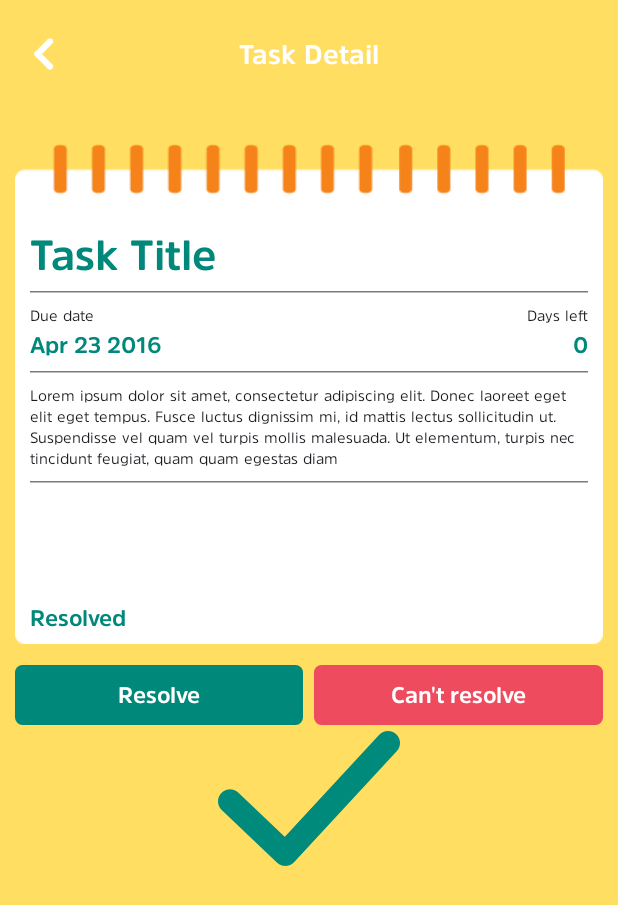
After one commit to sams3p10l/pov-smart-tasks, an Android app built with Jetpack Compose: the composable TaskDetailsScreen shown on its own in the app's theme, on a phone screen of 412 x 824 dp. The commit adds this screen. Shown: the top 905 px of the screen. Run offline under Robolectric (Android 15) with nearby library versions, the phone set to English and light mode, and no system bars; network calls fail.

Commit message:
add TaskDetailsScreen.kt (wip); bump dependencies

```diff
--- /dev/null
+++ b/app/src/main/java/com/example/smarttasks/ui/composable/TaskDetailsScreen.kt
@@ -0,0 +1,177 @@
+package com.example.smarttasks.ui.composable
+
+import androidx.compose.foundation.Image
+import androidx.compose.foundation.background
+import androidx.compose.foundation.clickable
+import androidx.compose.foundation.layout.Arrangement
+import androidx.compose.foundation.layout.Box
+import androidx.compose.foundation.layout.Column
+import androidx.compose.foundation.layout.Row
+import androidx.compose.foundation.layout.RowScope
+import androidx.compose.foundation.layout.Spacer
+import androidx.compose.foundation.layout.fillMaxSize
+import androidx.compose.foundation.layout.fillMaxWidth
+import androidx.compose.foundation.layout.height
+import androidx.compose.foundation.layout.padding
+import androidx.compose.foundation.shape.RoundedCornerShape
+import androidx.compose.material3.Button
+import androidx.compose.material3.ButtonDefaults
+import androidx.compose.material3.HorizontalDivider
+import androidx.compose.material3.MaterialTheme
+import androidx.compose.material3.Text
+import androidx.compose.runtime.Composable
+import androidx.compose.ui.Alignment
+import androidx.compose.ui.Modifier
+import androidx.compose.ui.graphics.Color
+import androidx.compose.ui.layout.ContentScale
+import androidx.compose.ui.res.painterResource
+import androidx.compose.ui.tooling.preview.Preview
+import androidx.compose.ui.unit.sp
+import com.example.smarttasks.R
+import com.example.smarttasks.ui.theme.CornerRadius
+import com.example.smarttasks.ui.theme.Green
+import com.example.smarttasks.ui.theme.Headline
+import com.example.smarttasks.ui.theme.PaddingLarge
+import com.example.smarttasks.ui.theme.PaddingMedium
+import com.example.smarttasks.ui.theme.PaddingSmall
+import com.example.smarttasks.ui.theme.Red
+import com.example.smarttasks.ui.theme.SmartTasksTheme
+import com.example.smarttasks.ui.theme.SpacerExtraLarge
+import com.example.smarttasks.ui.theme.SpacerLarge
+import com.example.smarttasks.ui.theme.TitleExtraLarge
+import com.example.smarttasks.ui.theme.White
+import com.example.smarttasks.ui.theme.Yellow
+
+@Composable
+fun TaskDetailsScreen(
+    modifier: Modifier = Modifier,
+    onBack: () -> Unit
+) {
+    Column(
+        modifier = modifier
+            .fillMaxSize()
+            .background(Yellow) //todo replace with MaterialTheme
+            .padding(horizontal = PaddingMedium, vertical = PaddingLarge),
+        horizontalAlignment = Alignment.CenterHorizontally
+    ) {
+        Box(
+            modifier = Modifier.fillMaxWidth()
+        ) {
+            Image(
+                painterResource(R.drawable.arrow_left),
+                contentDescription = "Arrow to the left",
+                modifier = Modifier
+                    .align(Alignment.CenterStart)
+                    .clickable(onClick = onBack)
+            )
+            Text(
+                text = "Task Detail",
+                style = MaterialTheme.typography.titleLarge,
+                color = White,
+                fontSize = TitleExtraLarge,
+                modifier = Modifier.align(Alignment.Center)
+            )
+        }
+        Spacer(Modifier.height(SpacerLarge))
+        Box(
+            modifier = Modifier.fillMaxWidth()
+        ) {
+            Image(
+                painter = painterResource(R.drawable.task_details),
+                contentDescription = "Background illustration",
+                contentScale = ContentScale.FillWidth,
+                modifier = Modifier.fillMaxWidth()
+            )
+            Column(
+                modifier = Modifier
+                    .matchParentSize()
+                    .padding(
+                        top = SpacerExtraLarge,
+                        start = PaddingMedium,
+                        end = PaddingMedium,
+                        bottom = PaddingMedium
+                    )
+            ) {
+                Text(
+                    text = "Task Title",
+                    color = Green,
+                    style = MaterialTheme.typography.titleLarge,
+                    fontSize = Headline
+                )
+                Spacer(Modifier.height(PaddingMedium))
+                HorizontalDivider() //todo set correct color
+                Spacer(Modifier.height(PaddingMedium))
+                RowDueDate(
+                    dueDate = "Apr 23 2016",
+                    daysLeft = "0",
+                    accentColor = Green
+                )
+                Spacer(Modifier.height(PaddingMedium))
+                HorizontalDivider() //todo set correct color
+                Spacer(Modifier.height(PaddingMedium))
+                Text(
+                    text = "Lorem ipsum dolor sit amet, consectetur adipiscing elit. Donec laoreet eget elit eget tempus. Fusce luctus dignissim mi, id mattis lectus sollicitudin ut. Suspendisse vel quam vel turpis mollis malesuada. Ut elementum, turpis nec tincidunt feugiat, quam quam egestas diam",
+                    style = MaterialTheme.typography.bodyMedium,
+                    lineHeight = 14.sp,
+                )
+                Spacer(Modifier.height(PaddingMedium))
+                HorizontalDivider() //todo set correct color
+                Spacer(Modifier.weight(0.5f))
+//                Spacer(Modifier.height(PaddingMedium))
+                Text(
+                    text = "Resolved",
+                    style = MaterialTheme.typography.titleLarge,
+                    color = Green
+                )
+            }
+        }
+        Spacer(Modifier.height(PaddingMedium))
+        Row(
+            modifier = Modifier.fillMaxWidth(),
+            horizontalArrangement = Arrangement.spacedBy(PaddingSmall)
+        ) {
+           ResolveButton(
+               text = "Resolve",
+               color = Green
+           ) { }
+           ResolveButton(
+               text = "Can't resolve",
+               color = Red
+           ) { }
+        }
+        Image(
+            painter = painterResource(R.drawable.sign_resolved),
+            contentDescription = "Task status symbol"
+        )
+    }
+}
+
+@Composable
+private fun RowScope.ResolveButton(
+    text: String,
+    color: Color,
+    onClick: () -> Unit
+) {
+    Button(
+        modifier = Modifier.weight(1f),
+        shape = RoundedCornerShape(CornerRadius),
+        colors = ButtonDefaults.buttonColors(
+            containerColor = color,
+            contentColor = White
+        ),
+        onClick = onClick,
+    ) {
+        Text(
+            text = text,
+            style = MaterialTheme.typography.titleLarge
+        )
+    }
+}
+
+@Preview
+@Composable
+fun PreviewTaskDetailsScreen() {
+    SmartTasksTheme {
+        TaskDetailsScreen { }
+    }
+}
```
Also changed, not shown: app/build.gradle.kts (+6 -5 lines), app/src/main/java/com/example/smarttasks/ui/MainActivity.kt (+11 -2 lines), app/src/main/java/com/example/smarttasks/ui/composable/TasksScreen.kt (+36 -15 lines).
